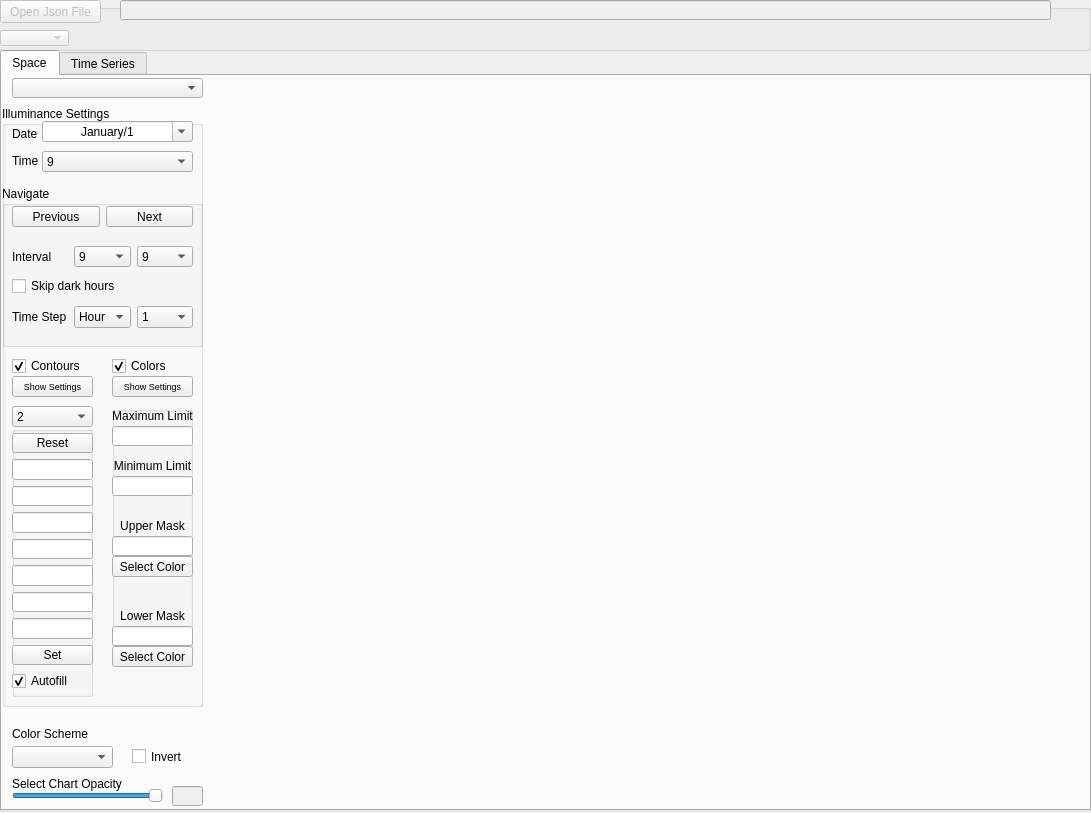
sariths/stadicViewer, file StadicViewer/vis/ui/ui1.ui: the form before one commit.
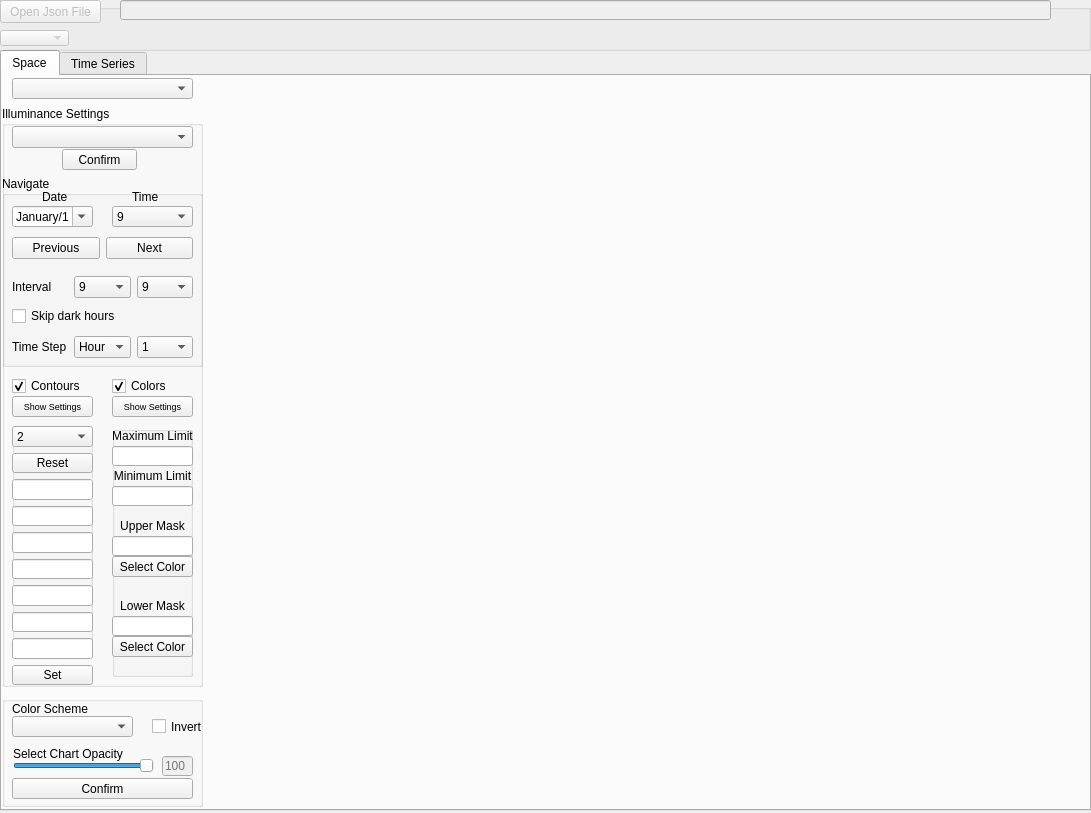
The form after the commit.

Commit message: deleted redundant py files for the pyqt viewer

Patch:
```diff
--- a/StadicViewer/vis/ui/ui1.ui
+++ b/StadicViewer/vis/ui/ui1.ui
@@ -46,7 +46,7 @@
        <x>0</x>
        <y>30</y>
        <width>201</width>
-       <height>601</height>
+       <height>581</height>
       </rect>
      </property>
      <property name="toolTip">
@@ -55,236 +55,11 @@
      <property name="title">
       <string>Illuminance Settings</string>
      </property>
-     <widget class="QComboBox" name="cmbSpaceTimeIllum">
-      <property name="geometry">
-       <rect>
-        <x>40</x>
-        <y>45</y>
-        <width>151</width>
-        <height>21</height>
-       </rect>
-      </property>
-      <property name="currentIndex">
-       <number>8</number>
-      </property>
-      <item>
-       <property name="text">
-        <string>1</string>
-       </property>
-      </item>
-      <item>
-       <property name="text">
-        <string>2</string>
-       </property>
-      </item>
-      <item>
-       <property name="text">
-        <string>3</string>
-       </property>
-      </item>
-      <item>
-       <property name="text">
-        <string>4</string>
-       </property>
-      </item>
-      <item>
-       <property name="text">
-        <string>5</string>
-       </property>
-      </item>
-      <item>
-       <property name="text">
-        <string>6</string>
-       </property>
-      </item>
-      <item>
-       <property name="text">
-        <string>7</string>
-       </property>
-      </item>
-      <item>
-       <property name="text">
-        <string>8</string>
-       </property>
-      </item>
-      <item>
-       <property name="text">
-        <string>9</string>
-       </property>
-      </item>
-      <item>
-       <property name="text">
-        <string>10</string>
-       </property>
-      </item>
-      <item>
-       <property name="text">
-        <string>11</string>
-       </property>
-      </item>
-      <item>
-       <property name="text">
-        <string>12</string>
-       </property>
-      </item>
-      <item>
-       <property name="text">
-        <string>13</string>
-       </property>
-      </item>
-      <item>
-       <property name="text">
-        <string>14</string>
-       </property>
-      </item>
-      <item>
-       <property name="text">
-        <string>15</string>
-       </property>
-      </item>
-      <item>
-       <property name="text">
-        <string>16</string>
-       </property>
-      </item>
-      <item>
-       <property name="text">
-        <string>17</string>
-       </property>
-      </item>
-      <item>
-       <property name="text">
-        <string>18</string>
-       </property>
-      </item>
-      <item>
-       <property name="text">
-        <string>19</string>
-       </property>
-      </item>
-      <item>
-       <property name="text">
-        <string>20</string>
-       </property>
-      </item>
-      <item>
-       <property name="text">
-        <string>21</string>
-       </property>
-      </item>
-      <item>
-       <property name="text">
-        <string>22</string>
-       </property>
-      </item>
-      <item>
-       <property name="text">
-        <string>23</string>
-       </property>
-      </item>
-      <item>
-       <property name="text">
-        <string>24</string>
-       </property>
-      </item>
-     </widget>
-     <widget class="QDateTimeEdit" name="calSpaceDateTimeIllum">
-      <property name="geometry">
-       <rect>
-        <x>40</x>
-        <y>15</y>
-        <width>151</width>
-        <height>21</height>
-       </rect>
-      </property>
-      <property name="toolTip">
-       <string/>
-      </property>
-      <property name="wrapping">
-       <bool>true</bool>
-      </property>
-      <property name="alignment">
-       <set>Qt::AlignCenter</set>
-      </property>
-      <property name="date">
-       <date>
-        <year>2015</year>
-        <month>1</month>
-        <day>1</day>
-       </date>
-      </property>
-      <property name="time">
-       <time>
-        <hour>0</hour>
-        <minute>0</minute>
-        <second>0</second>
-       </time>
-      </property>
-      <property name="maximumDateTime">
-       <datetime>
-        <hour>23</hour>
-        <minute>59</minute>
-        <second>59</second>
-        <year>2015</year>
-        <month>12</month>
-        <day>31</day>
-       </datetime>
-      </property>
-      <property name="minimumDateTime">
-       <datetime>
-        <hour>0</hour>
-        <minute>0</minute>
-        <second>0</second>
-        <year>2015</year>
-        <month>1</month>
-        <day>1</day>
-       </datetime>
-      </property>
-      <property name="minimumDate">
-       <date>
-        <year>2015</year>
-        <month>1</month>
-        <day>1</day>
-       </date>
-      </property>
-      <property name="displayFormat">
-       <string>MMMM/d</string>
-      </property>
-      <property name="calendarPopup">
-       <bool>true</bool>
-      </property>
-     </widget>
-     <widget class="QLabel" name="lblSpaceTime">
-      <property name="geometry">
-       <rect>
-        <x>10</x>
-        <y>39</y>
-        <width>31</width>
-        <height>31</height>
-       </rect>
-      </property>
-      <property name="text">
-       <string>Time</string>
-      </property>
-     </widget>
-     <widget class="QLabel" name="lblSpaceDate">
-      <property name="geometry">
-       <rect>
-        <x>10</x>
-        <y>20</y>
-        <width>31</width>
-        <height>16</height>
-       </rect>
-      </property>
-      <property name="text">
-       <string>Date</string>
-      </property>
-     </widget>
      <widget class="QCheckBox" name="chkSpaceContours">
       <property name="geometry">
        <rect>
         <x>10</x>
-        <y>250</y>
+        <y>270</y>
         <width>81</width>
         <height>20</height>
        </rect>
@@ -300,7 +75,7 @@
       <property name="geometry">
        <rect>
         <x>10</x>
-        <y>270</y>
+        <y>290</y>
         <width>81</width>
         <height>21</height>
        </rect>
@@ -318,9 +93,9 @@
       <property name="geometry">
        <rect>
         <x>0</x>
-        <y>80</y>
+        <y>70</y>
         <width>201</width>
-        <height>161</height>
+        <height>191</height>
        </rect>
       </property>
       <property name="autoFillBackground">
@@ -336,9 +111,9 @@
        <property name="geometry">
         <rect>
          <x>10</x>
-         <y>20</y>
+         <y>60</y>
          <width>181</width>
-         <height>21</height>
+         <height>25</height>
         </rect>
        </property>
        <layout class="QHBoxLayout" name="layoutSpacePreviousNextHours">
@@ -362,9 +137,9 @@
        <property name="geometry">
         <rect>
          <x>10</x>
-         <y>60</y>
+         <y>100</y>
          <width>181</width>
-         <height>21</height>
+         <height>22</height>
         </rect>
        </property>
        <layout class="QHBoxLayout" name="layoutSpaceTimeInterval">
@@ -635,7 +410,7 @@
        <property name="geometry">
         <rect>
          <x>10</x>
-         <y>90</y>
+         <y>130</y>
          <width>181</width>
          <height>20</height>
         </rect>
@@ -648,7 +423,7 @@
        <property name="geometry">
         <rect>
          <x>10</x>
-         <y>120</y>
+         <y>160</y>
          <width>181</width>
          <height>22</height>
         </rect>
@@ -801,12 +576,240 @@
         </item>
        </layout>
       </widget>
+      <widget class="QComboBox" name="cmbSpaceTimeIllum">
+       <property name="geometry">
+        <rect>
+         <x>110</x>
+         <y>30</y>
+         <width>81</width>
+         <height>21</height>
+        </rect>
+       </property>
+       <property name="toolTip">
+        <string>Select a time for which the data is to be displayed.</string>
+       </property>
+       <property name="currentIndex">
+        <number>8</number>
+       </property>
+       <item>
+        <property name="text">
+         <string>1</string>
+        </property>
+       </item>
+       <item>
+        <property name="text">
+         <string>2</string>
+        </property>
+       </item>
+       <item>
+        <property name="text">
+         <string>3</string>
+        </property>
+       </item>
+       <item>
+        <property name="text">
+         <string>4</string>
+        </property>
+       </item>
+       <item>
+        <property name="text">
+         <string>5</string>
+        </property>
+       </item>
+       <item>
+        <property name="text">
+         <string>6</string>
+        </property>
+       </item>
+       <item>
+        <property name="text">
+         <string>7</string>
+        </property>
+       </item>
+       <item>
+        <property name="text">
+         <string>8</string>
+        </property>
+       </item>
+       <item>
+        <property name="text">
+         <string>9</string>
+        </property>
+       </item>
+       <item>
+        <property name="text">
+         <string>10</string>
+        </property>
+       </item>
+       <item>
+        <property name="text">
+         <string>11</string>
+        </property>
+       </item>
+       <item>
+        <property name="text">
+         <string>12</string>
+        </property>
+       </item>
+       <item>
+        <property name="text">
+         <string>13</string>
+        </property>
+       </item>
+       <item>
+        <property name="text">
+         <string>14</string>
+        </property>
+       </item>
+       <item>
+        <property name="text">
+         <string>15</string>
+        </property>
+       </item>
+       <item>
+        <property name="text">
+         <string>16</string>
+        </property>
+       </item>
+       <item>
+        <property name="text">
+         <string>17</string>
+        </property>
+       </item>
+       <item>
+        <property name="text">
+         <string>18</string>
+        </property>
+       </item>
+       <item>
+        <property name="text">
+         <string>19</string>
+        </property>
+       </item>
+       <item>
+        <property name="text">
+         <string>20</string>
+        </property>
+       </item>
+       <item>
+        <property name="text">
+         <string>21</string>
+        </property>
+       </item>
+       <item>
+        <property name="text">
+         <string>22</string>
+        </property>
+       </item>
+       <item>
+        <property name="text">
+         <string>23</string>
+        </property>
+       </item>
+       <item>
+        <property name="text">
+         <string>24</string>
+        </property>
+       </item>
+      </widget>
+      <widget class="QLabel" name="lblSpaceTime">
+       <property name="geometry">
+        <rect>
+         <x>130</x>
+         <y>0</y>
+         <width>31</width>
+         <height>41</height>
+        </rect>
+       </property>
+       <property name="text">
+        <string>Time</string>
+       </property>
+      </widget>
+      <widget class="QDateTimeEdit" name="calSpaceDateTimeIllum">
+       <property name="geometry">
+        <rect>
+         <x>10</x>
+         <y>30</y>
+         <width>81</width>
+         <height>21</height>
+        </rect>
+       </property>
+       <property name="toolTip">
+        <string>Select a date by clicking on the calendar. Please note that selecting a year has no bearing on the data being displayed.</string>
+       </property>
+       <property name="wrapping">
+        <bool>true</bool>
+       </property>
+       <property name="alignment">
+        <set>Qt::AlignCenter</set>
+       </property>
+       <property name="date">
+        <date>
+         <year>2015</year>
+         <month>1</month>
+         <day>1</day>
+        </date>
+       </property>
+       <property name="time">
+        <time>
+         <hour>0</hour>
+         <minute>0</minute>
+         <second>0</second>
+        </time>
+       </property>
+       <property name="maximumDateTime">
+        <datetime>
+         <hour>23</hour>
+         <minute>59</minute>
+         <second>59</second>
+         <year>2015</year>
+         <month>12</month>
+         <day>31</day>
+        </datetime>
+       </property>
+       <property name="minimumDateTime">
+        <datetime>
+         <hour>0</hour>
+         <minute>0</minute>
+         <second>0</second>
+         <year>2015</year>
+         <month>1</month>
+         <day>1</day>
+        </datetime>
+       </property>
+       <property name="minimumDate">
+        <date>
+         <year>2015</year>
+         <month>1</month>
+         <day>1</day>
+        </date>
+       </property>
+       <property name="displayFormat">
+        <string>MMMM/d</string>
+       </property>
+       <property name="calendarPopup">
+        <bool>true</bool>
+       </property>
+      </widget>
+      <widget class="QLabel" name="lblSpaceDate">
+       <property name="geometry">
+        <rect>
+         <x>40</x>
+         <y>10</y>
+         <width>31</width>
+         <height>21</height>
+        </rect>
+       </property>
+       <property name="text">
+        <string>Date</string>
+       </property>
+      </widget>
      </widget>
      <widget class="QPushButton" name="btnSpaceSettingsColours">
       <property name="geometry">
        <rect>
         <x>110</x>
-        <y>270</y>
+        <y>290</y>
         <width>81</width>
         <height>21</height>
        </rect>
@@ -824,7 +827,7 @@
       <property name="geometry">
        <rect>
         <x>110</x>
-        <y>250</y>
+        <y>270</y>
         <width>81</width>
         <height>20</height>
        </rect>
@@ -840,9 +843,9 @@
       <property name="geometry">
        <rect>
         <x>110</x>
-        <y>300</y>
+        <y>320</y>
         <width>81</width>
-        <height>261</height>
+        <height>251</height>
        </rect>
       </property>
       <property name="styleSheet">
@@ -855,7 +858,7 @@
        <property name="geometry">
         <rect>
          <x>0</x>
-         <y>240</y>
+         <y>210</y>
          <width>81</width>
          <height>21</height>
         </rect>
@@ -868,7 +871,7 @@
        <property name="geometry">
         <rect>
          <x>0</x>
-         <y>50</y>
+         <y>40</y>
          <width>81</width>
          <height>20</height>
         </rect>
@@ -884,7 +887,7 @@
        <property name="geometry">
         <rect>
          <x>0</x>
-         <y>70</y>
+         <y>60</y>
          <width>81</width>
          <height>20</height>
         </rect>
@@ -906,7 +909,7 @@
        <property name="geometry">
         <rect>
          <x>0</x>
-         <y>150</y>
+         <y>130</y>
          <width>81</width>
          <height>21</height>
         </rect>
@@ -941,7 +944,7 @@
        <property name="geometry">
         <rect>
          <x>0</x>
-         <y>110</y>
+         <y>90</y>
          <width>81</width>
          <height>20</height>
         </rect>
@@ -973,7 +976,7 @@
        <property name="geometry">
         <rect>
          <x>0</x>
-         <y>200</y>
+         <y>170</y>
          <width>81</width>
          <height>20</height>
         </rect>
@@ -989,7 +992,7 @@
        <property name="geometry">
         <rect>
          <x>0</x>
-         <y>130</y>
+         <y>110</y>
          <width>81</width>
          <height>20</height>
         </rect>
@@ -1011,7 +1014,7 @@
        <property name="geometry">
         <rect>
          <x>0</x>
-         <y>220</y>
+         <y>190</y>
          <width>81</width>
          <height>20</height>
         </rect>
@@ -1036,7 +1039,7 @@
         <x>10</x>
         <y>320</y>
         <width>81</width>
-        <height>271</height>
+        <height>231</height>
        </rect>
       </property>
       <property name="title">
@@ -1047,7 +1050,7 @@
       <property name="geometry">
        <rect>
         <x>10</x>
-        <y>300</y>
+        <y>320</y>
         <width>81</width>
         <height>285</height>
        </rect>
@@ -1237,113 +1240,159 @@
        </item>
       </layout>
      </widget>
-     <zorder>cmbSpaceTimeIllum</zorder>
-     <zorder>calSpaceDateTimeIllum</zorder>
-     <zorder>lblSpaceTime</zorder>
-     <zorder>lblSpaceDate</zorder>
-     <zorder>chkSpaceContours</zorder>
-     <zorder>horizontalSpacer</zorder>
-     <zorder>btnSpaceSettingsContour</zorder>
-     <zorder>groupSpaceNavigateIlluminance</zorder>
-     <zorder>btnSpaceSettingsColours</zorder>
-     <zorder>chkSpaceColors</zorder>
-     <zorder>grpColorSettings</zorder>
-     <zorder>grpColorSettings</zorder>
-     <zorder>grpColoursIlluminance</zorder>
-     <zorder>grpContoursIlluminance</zorder>
-     <zorder>verticalLayoutWidget_2</zorder>
+     <widget class="QComboBox" name="cmbSpaceSelectIlluminanceFile">
+      <property name="geometry">
+       <rect>
+        <x>10</x>
+        <y>20</y>
+        <width>181</width>
+        <height>22</height>
+       </rect>
+      </property>
+      <property name="toolTip">
+       <string>&lt;html&gt;&lt;head/&gt;&lt;body&gt;&lt;p&gt;Select the annual illuminance data that is to be plotted. The data selected by default is from the final illuminance file.&lt;/p&gt;&lt;/body&gt;&lt;/html&gt;</string>
+      </property>
+     </widget>
+     <widget class="QPushButton" name="btnSapceSelectFileTypeIlluminance">
+      <property name="geometry">
+       <rect>
+        <x>60</x>
+        <y>43</y>
+        <width>75</width>
+        <height>21</height>
+       </rect>
+      </property>
+      <property name="toolTip">
+       <string>Click to confirm the selection of the annual illuminance time series data.</string>
+      </property>
+      <property name="text">
+       <string>Confirm</string>
+      </property>
+     </widget>
     </widget>
     <widget class="QComboBox" name="cmbSpacePlotType">
      <property name="geometry">
       <rect>
        <x>10</x>
        <y>2</y>
-       <width>191</width>
-       <height>20</height>
-      </rect>
-     </property>
-    </widget>
-    <widget class="QComboBox" name="cmbSpaceColorScheme">
-     <property name="geometry">
-      <rect>
-       <x>10</x>
-       <y>670</y>
-       <width>101</width>
-       <height>22</height>
-      </rect>
-     </property>
-    </widget>
-    <widget class="QSlider" name="sliderSpaceOpacity">
-     <property name="geometry">
-      <rect>
-       <x>10</x>
-       <y>710</y>
-       <width>151</width>
-       <height>20</height>
-      </rect>
-     </property>
-     <property name="maximum">
-      <number>100</number>
-     </property>
-     <property name="sliderPosition">
-      <number>100</number>
-     </property>
-     <property name="orientation">
-      <enum>Qt::Horizontal</enum>
-     </property>
-    </widget>
-    <widget class="QLineEdit" name="txtSpaceOpacityValue">
-     <property name="enabled">
-      <bool>false</bool>
-     </property>
-     <property name="geometry">
-      <rect>
-       <x>170</x>
-       <y>710</y>
-       <width>31</width>
-       <height>20</height>
-      </rect>
-     </property>
-    </widget>
-    <widget class="QLabel" name="lblSpaceChartOpacity">
-     <property name="geometry">
-      <rect>
-       <x>10</x>
-       <y>700</y>
-       <width>121</width>
-       <height>16</height>
-      </rect>
-     </property>
-     <property name="text">
-      <string>Select Chart Opacity</string>
-     </property>
-    </widget>
-    <widget class="QLabel" name="lblSpaceColorSchemeSelect">
-     <property name="geometry">
-      <rect>
-       <x>10</x>
-       <y>650</y>
-       <width>121</width>
-       <height>16</height>
-      </rect>
-     </property>
-     <property name="text">
-      <string>Color Scheme</string>
-     </property>
-    </widget>
-    <widget class="QCheckBox" name="chkSpaceColorSchemeInvert">
-     <property name="geometry">
-      <rect>
-       <x>130</x>
-       <y>670</y>
-       <width>70</width>
+       <width>181</width>
        <height>21</height>
       </rect>
      </property>
-     <property name="text">
-      <string>Invert</string>
+     <property name="toolTip">
+      <string>Select the type of data that you wish to plot</string>
      </property>
     </widget>
+    <widget class="QGroupBox" name="grpSpaceColorScheme">
+     <property name="geometry">
+      <rect>
+       <x>0</x>
+       <y>620</y>
+       <width>201</width>
+       <height>111</height>
+      </rect>
+     </property>
+     <property name="title">
+      <string/>
+     </property>
+     <widget class="QLabel" name="lblSpaceChartOpacity">
+      <property name="geometry">
+       <rect>
+        <x>11</x>
+        <y>50</y>
+        <width>121</width>
+        <height>16</height>
+       </rect>
+      </property>
+      <property name="text">
+       <string>Select Chart Opacity</string>
+      </property>
+     </widget>
+     <widget class="QLineEdit" name="txtSpaceOpacityValue">
+      <property name="enabled">
+       <bool>false</bool>
+      </property>
+      <property name="geometry">
+       <rect>
+        <x>160</x>
+        <y>60</y>
+        <width>31</width>
+        <height>20</height>
+       </rect>
+      </property>
+      <property name="placeholderText">
+       <string>100</string>
+      </property>
+     </widget>
+     <widget class="QSlider" name="sliderSpaceOpacity">
+      <property name="geometry">
+       <rect>
+        <x>11</x>
+        <y>60</y>
+        <width>141</width>
+        <height>20</height>
+       </rect>
+      </property>
+      <property name="maximum">
+       <number>100</number>
+      </property>
+      <property name="sliderPosition">
+       <number>100</number>
+      </property>
+      <property name="orientation">
+       <enum>Qt::Horizontal</enum>
+      </property>
+     </widget>
+     <widget class="QLabel" name="lblSpaceColorSchemeSelect">
+      <property name="geometry">
+       <rect>
+        <x>10</x>
+        <y>5</y>
+        <width>121</width>
+        <height>16</height>
+       </rect>
+      </property>
+      <property name="text">
+       <string>Color Scheme</string>
+      </property>
+     </widget>
+     <widget class="QComboBox" name="cmbSpaceColorScheme">
+      <property name="geometry">
+       <rect>
+        <x>10</x>
+        <y>20</y>
+        <width>121</width>
+        <height>21</height>
+       </rect>
+      </property>
+     </widget>
+     <widget class="QCheckBox" name="chkSpaceColorSchemeInvert">
+      <property name="geometry">
+       <rect>
+        <x>150</x>
+        <y>15</y>
+        <width>51</width>
+        <height>31</height>
+       </rect>
+      </property>
+      <property name="text">
+       <string>Invert</string>
+      </property>
+     </widget>
+     <widget class="QPushButton" name="btnSpaceSetColorScheme">
+      <property name="geometry">
+       <rect>
+        <x>10</x>
+        <y>82</y>
+        <width>181</width>
+        <height>21</height>
+       </rect>
+      </property>
+      <property name="text">
+       <string>Confirm</string>
+      </property>
+     </widget>
+    </widget>
    </widget>
    <widget class="QWidget" name="tabTimeSeries">
     <attribute name="title">
```
Left out of the diff: 27 changed lines with no effect on the pictures. The commit also changes 1 other file.
